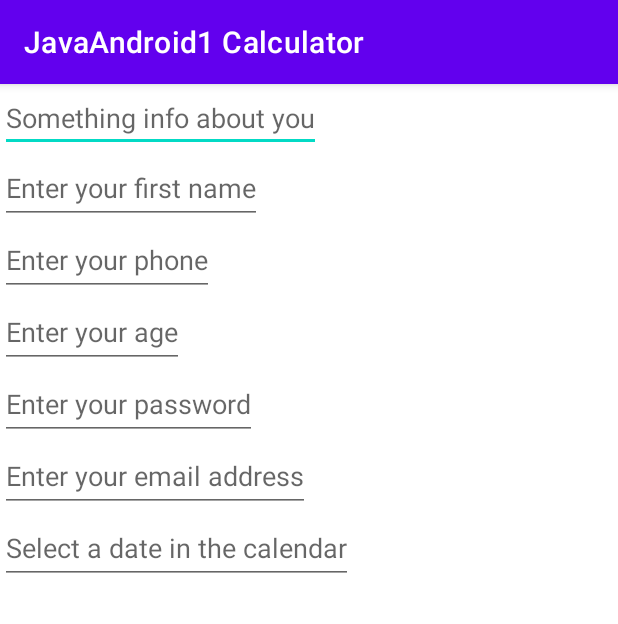
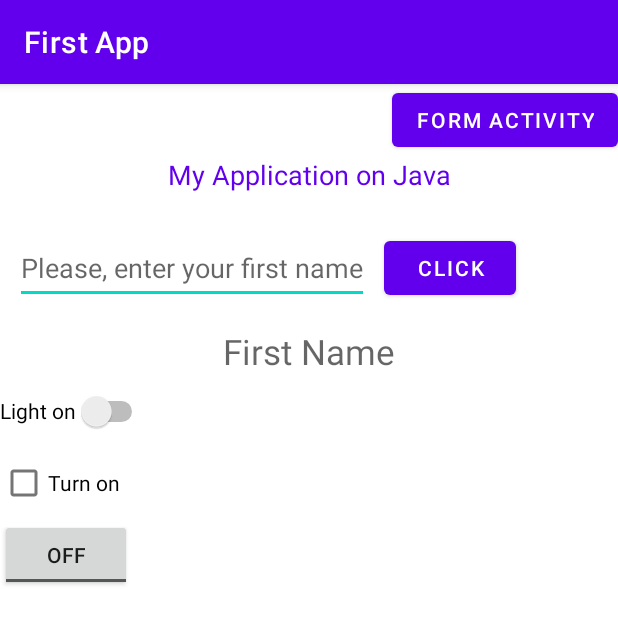
Before and after one commit to VolokhinAlex/Android-Calculator, an Android app: the screen it shows after launch (MainActivity), on a phone screen of 412 x 824 dp. Shown: the top 624 px of the screen. Run offline under Robolectric (Android 15) with nearby library versions, the light colour scheme and no system bars.

Commit message:
Добавлен переход по окнам. Добавлен вывод имени в MainActivity по нажатию кнопки.

```diff
--- a/app/src/main/java/com/example/java/android1/javaandroid1calculator/MainActivity.java
+++ b/app/src/main/java/com/example/java/android1/javaandroid1calculator/MainActivity.java
@@ -2,27 +2,40 @@ package com.example.java.android1.javaandroid1calculator;
 
 import androidx.appcompat.app.AppCompatActivity;
 
+import android.content.Intent;
 import android.os.Bundle;
-import android.view.View;
-import android.widget.CalendarView;
+import android.widget.Button;
 import android.widget.EditText;
+import android.widget.TextView;
 
 public class MainActivity extends AppCompatActivity {
 
     @Override
     protected void onCreate(Bundle savedInstanceState) {
         super.onCreate(savedInstanceState);
-        setContentView(R.layout.form_layout);
-        CalendarView calendarView = findViewById(R.id.calendar_view);
-        calendarView.setVisibility(View.INVISIBLE);
-        EditText dateTime = findViewById(R.id.date_field);
+        setContentView(R.layout.activity_main);
+        onShowFirstName();
+        switchActivity();
+    }
 
-        dateTime.setOnClickListener(view -> {
-            calendarView.setVisibility(View.VISIBLE);
-            calendarView.setOnDateChangeListener((calendarView1, year, month, dayOfMonth) -> {
-                dateTime.setText(String.format("%s/%s/%s", month, dayOfMonth, year));
-                calendarView.setVisibility(View.INVISIBLE);
-            });
+    private void switchActivity() {
+        Button formActivity = findViewById(R.id.form_activity);
+        formActivity.setOnClickListener(click -> {
+            Intent intent = new Intent(this, FormActivity.class);
+            startActivity(intent);
+        });
+    }
+
+    private void onShowFirstName() {
+        Button showName = findViewById(R.id.show_name);
+        EditText inputFirstName = findViewById(R.id.name);
+        TextView firstName = findViewById(R.id.first_name);
+        showName.setOnClickListener(click -> {
+            if (!String.valueOf(inputFirstName.getText()).trim().equals("")) {
+                firstName.setText(inputFirstName.getText());
+            } else {
+                firstName.setText("Please, enter your name");
+            }
         });
     }
 }
--- a/app/src/main/res/layout/activity_main.xml
+++ b/app/src/main/res/layout/activity_main.xml
@@ -4,6 +4,13 @@
     android:layout_width="match_parent"
     android:layout_height="match_parent"
     android:orientation="vertical">
+
+    <Button
+        android:id="@+id/form_activity"
+        android:layout_width="wrap_content"
+        android:layout_height="wrap_content"
+        android:layout_gravity="right"
+        android:text="@string/form_activity" />
 
     <TextView
         android:id="@+id/text_view1"
@@ -17,30 +24,37 @@
     <LinearLayout
         android:layout_width="match_parent"
         android:layout_height="80dp"
-        android:orientation="horizontal"
-        android:layout_marginTop="10dp">
+        android:layout_marginTop="10dp"
+        android:orientation="horizontal">
 
         <EditText
             android:id="@+id/name"
             android:layout_width="wrap_content"
             android:layout_height="wrap_content"
             android:layout_gravity="center"
+            android:layout_margin="10dp"
             android:hint="@string/please_enter_your_first_name"
             android:inputType="text"
-            android:minHeight="48dp"
-            tools:ignore="LabelFor"
-            android:layout_margin="10dp"/>
+            android:minHeight="48dp" />
 
         <Button
-            android:id="@+id/button1"
+            android:id="@+id/show_name"
             android:layout_width="wrap_content"
             android:layout_height="wrap_content"
             android:layout_gravity="center"
             android:text="@string/click"
             android:textColor="@color/white" />
 
+    </LinearLayout>
 
-    </LinearLayout>
+    <TextView
+        android:id="@+id/first_name"
+        android:layout_width="match_parent"
+        android:layout_height="wrap_content"
+        android:hint="@string/first_name"
+        android:textAlignment="center"
+        android:textSize="23sp"
+        android:textColor="@color/black"/>
 
     <Switch
         android:id="@+id/switch_turn"
--- a/app/src/main/res/values/strings.xml
+++ b/app/src/main/res/values/strings.xml
@@ -1,5 +1,5 @@
 <resources>
-    <string name="app_name">JavaAndroid1 Calculator</string>
+    <string name="app_name">First App</string>
     <string name="click">Click</string>
     <string name="light_on">Light on</string>
     <string name="turn_on">Turn on</string>
@@ -24,4 +24,7 @@
     <string name="enter_your_phone">Enter your phone</string>
     <string name="enter_your_first_name">Enter your first name</string>
     <string name="something_info_about_you">Something info about you</string>
+    <string name="form_activity">Form Activity</string>
+    <string name="main_activity">Main Activity</string>
+    <string name="first_name">First Name</string>
 </resources>
```
Also changed, not shown: app/src/main/AndroidManifest.xml (+7 -0 lines), app/src/main/java/com/example/java/android1/javaandroid1calculator/FormActivity.java (added, +44 -0 lines), app/src/main/res/layout/activity_form.xml (renamed from app/src/main/res/layout/form_layout.xml, +12 -4 lines).
